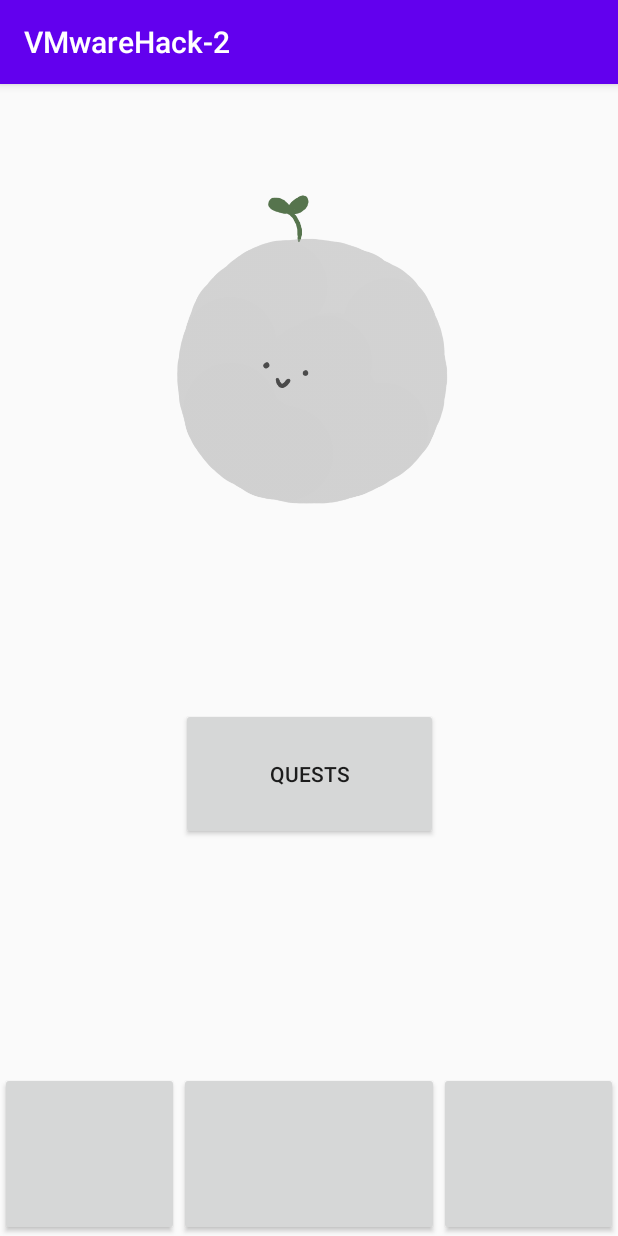
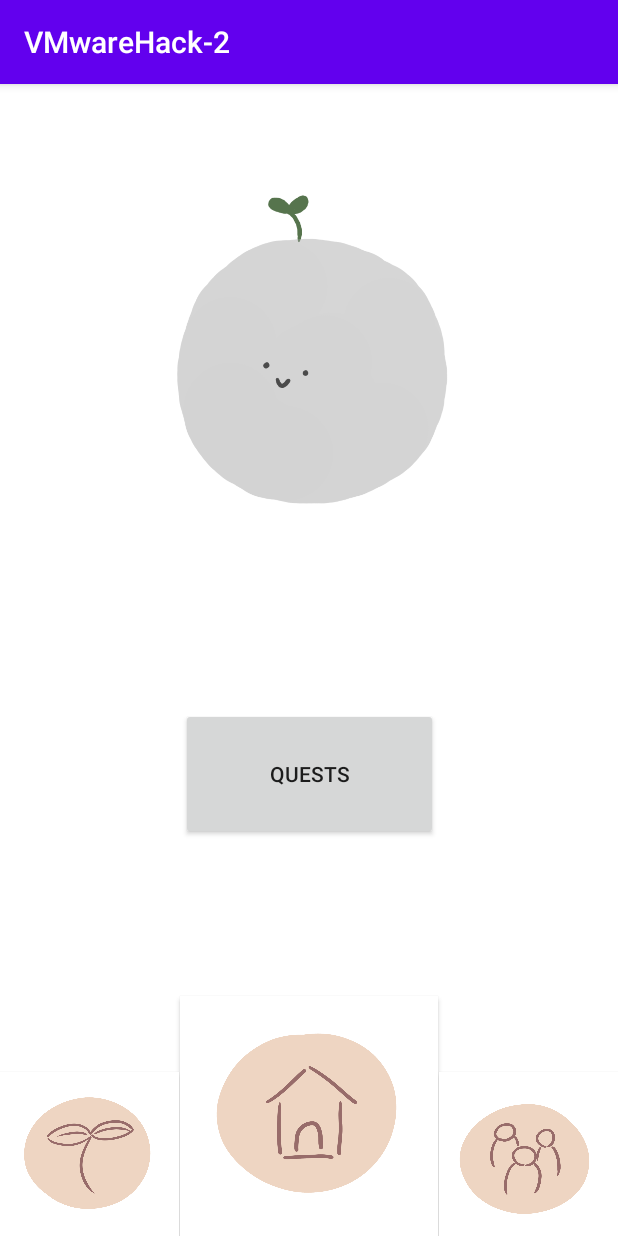
Before and after one commit to eileenchang/VMwareHack-2, an Android app: the screen it shows after launch (MainActivity), on a phone screen of 412 x 824 dp. Run offline under Robolectric (Android 15) with nearby library versions, the phone set to English and light mode, and no system bars.

Commit message:
maybe the buttons are white now

```diff
--- a/app/src/main/res/layout/activity_main.xml
+++ b/app/src/main/res/layout/activity_main.xml
@@ -4,6 +4,7 @@
     xmlns:tools="http://schemas.android.com/tools"
     android:layout_width="match_parent"
     android:layout_height="match_parent"
+    android:background="#FFFFFF"
     tools:context=".MainActivity">
 
     <Button
@@ -11,6 +12,8 @@
         android:layout_width="119dp"
         android:layout_height="109dp"
         android:layout_marginTop="621dp"
+        android:background="#FFFFFF"
+        android:foreground="@drawable/sprout"
         app:layout_constraintBottom_toBottomOf="parent"
         app:layout_constraintStart_toStartOf="parent"
         app:layout_constraintTop_toTopOf="parent"
@@ -18,9 +21,12 @@
 
     <Button
         android:id="@+id/homthom"
-        android:layout_width="0dp"
-        android:layout_height="109dp"
-        android:layout_marginTop="621dp"
+        android:layout_width="172dp"
+        android:layout_height="160dp"
+        android:layout_marginTop="571dp"
+        android:background="#FFFFFF"
+        android:foreground="@drawable/housemaybe"
+        android:visibility="visible"
         app:layout_constraintBottom_toBottomOf="parent"
         app:layout_constraintEnd_toStartOf="@+id/homtocomm"
         app:layout_constraintStart_toEndOf="@+id/homtochar"
@@ -32,6 +38,8 @@
         android:layout_width="119dp"
         android:layout_height="109dp"
         android:layout_marginTop="621dp"
+        android:background="#FFFFFF"
+        android:foreground="@drawable/commmembs"
         app:layout_constraintBottom_toBottomOf="parent"
         app:layout_constraintEnd_toEndOf="parent"
         app:layout_constraintTop_toTopOf="parent"
```
